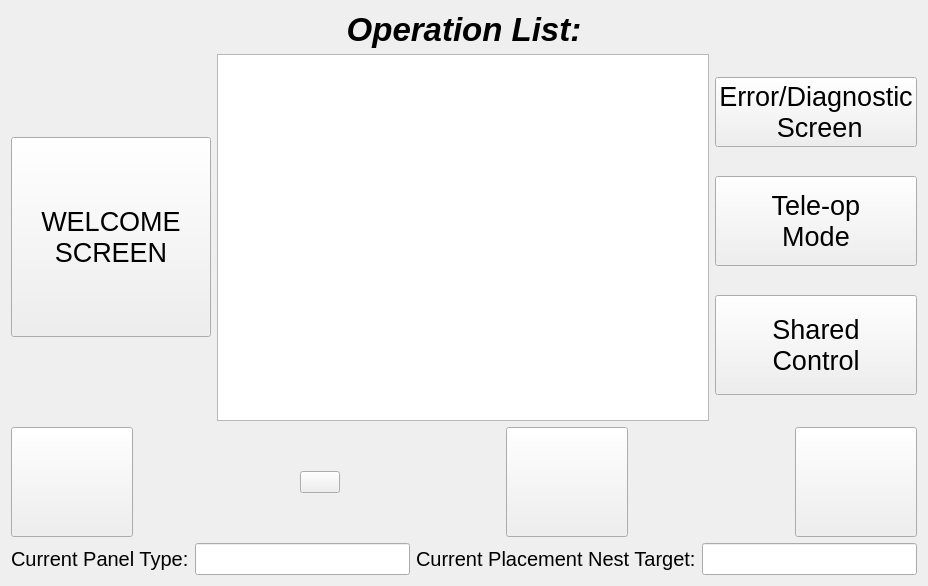
rpiRobotics/rpi_arm_composites_manufacturing_gui, file resource/Runscreen.ui: the form before one commit.
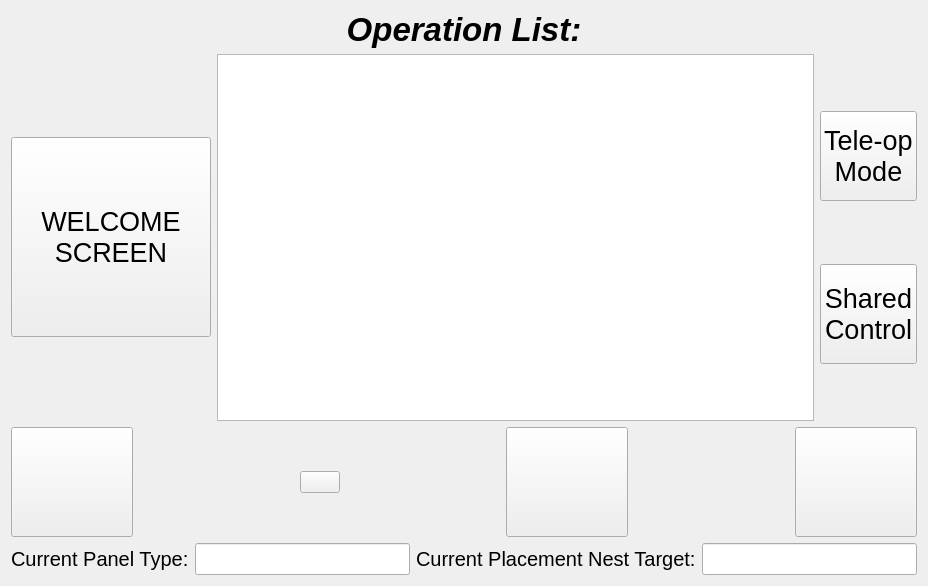
The form after the commit. Icons and pictures are not drawn.

Commit message: pre-highbay testing error alert

```diff
--- a/resource/Runscreen.ui
+++ b/resource/Runscreen.ui
@@ -125,19 +125,6 @@
      </item>
      <item row="0" column="2">
       <layout class="QVBoxLayout" name="verticalLayout">
-       <item>
-        <widget class="QPushButton" name="toErrorScreen">
-         <property name="font">
-          <font>
-           <pointsize>20</pointsize>
-          </font>
-         </property>
-         <property name="text">
-          <string>Error/Diagnostic
- Screen</string>
-         </property>
-        </widget>
-       </item>
        <item>
         <widget class="QPushButton" name="accessTeleop">
          <property name="minimumSize">
```
The commit also changes 3 other files.
